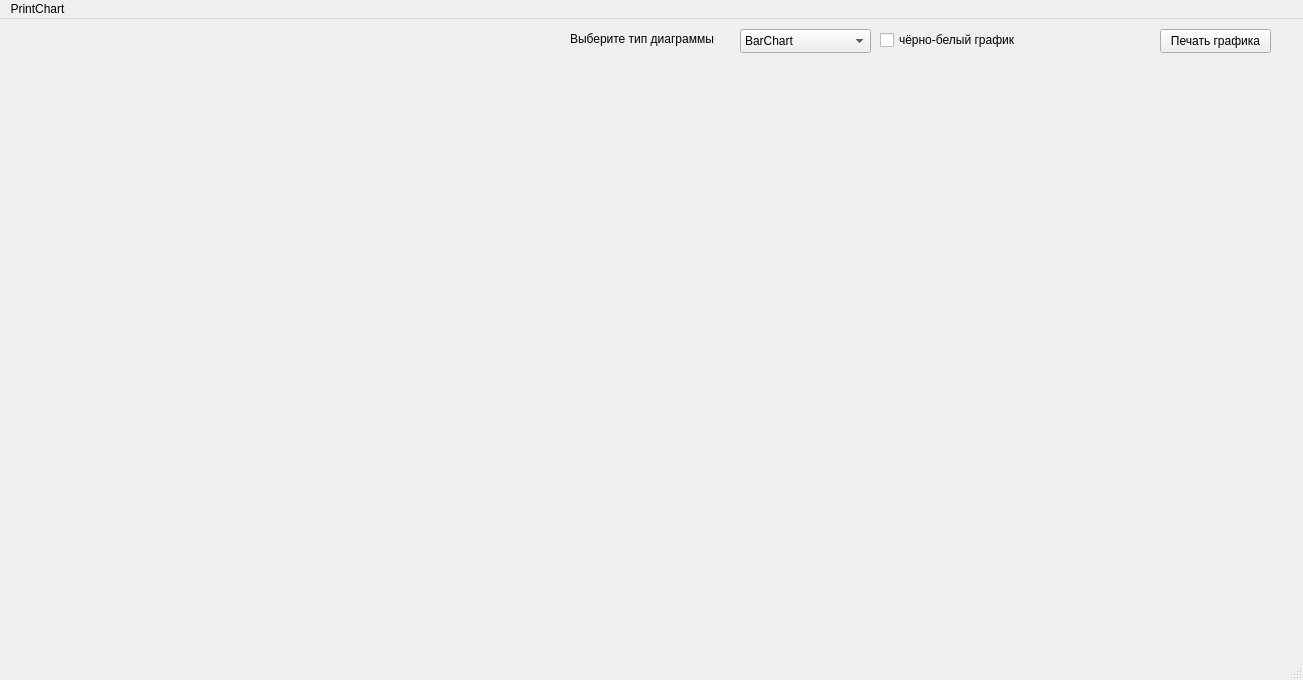
Above: mainwindow.ui from Knikits/Lab_3 before the change. Below: the same form after it.
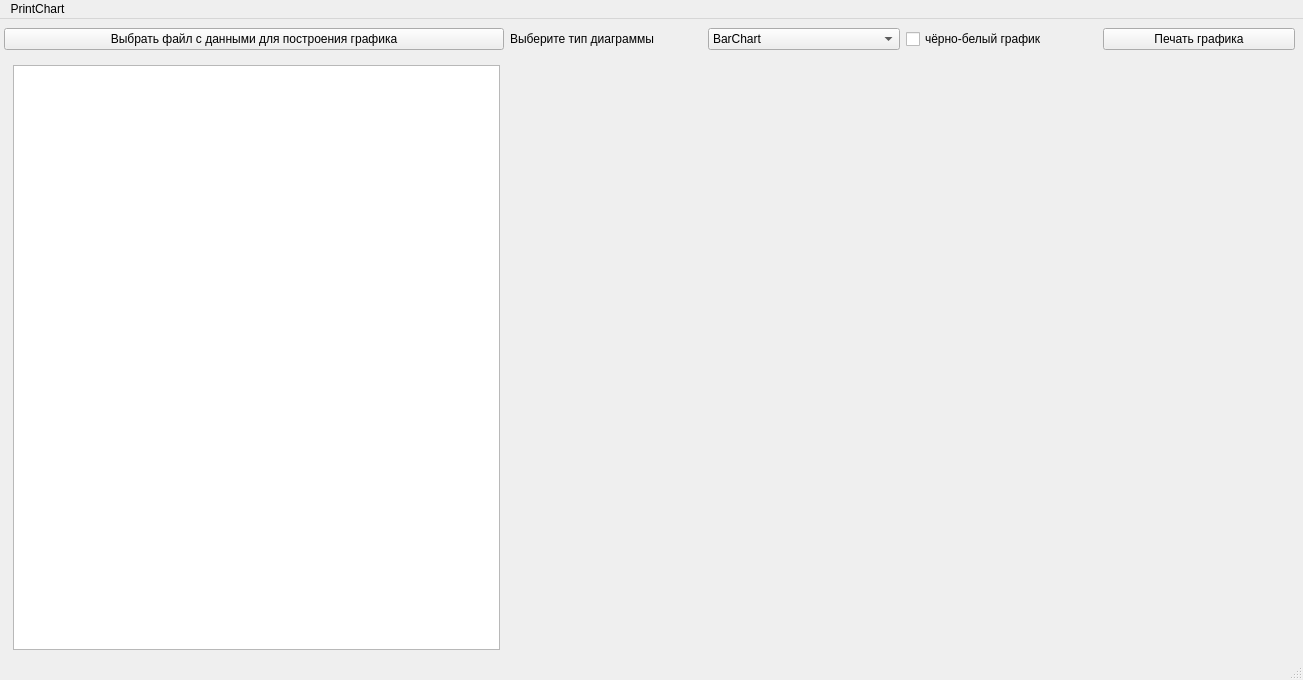
That is the form after the change.

Commit message: Create layout for ui

Patch:
```diff
--- a/mainwindow.ui
+++ b/mainwindow.ui
@@ -10,6 +10,12 @@
     <height>680</height>
    </rect>
   </property>
+  <property name="minimumSize">
+   <size>
+    <width>30</width>
+    <height>0</height>
+   </size>
+  </property>
   <property name="windowTitle">
    <string>MainWindow</string>
   </property>
@@ -17,49 +23,43 @@
    <widget class="QWidget" name="horizontalLayoutWidget">
     <property name="geometry">
      <rect>
-      <x>570</x>
-      <y>50</y>
-      <width>701</width>
-      <height>561</height>
+      <x>4</x>
+      <y>9</y>
+      <width>1291</width>
+      <height>631</height>
      </rect>
     </property>
-    <layout class="QHBoxLayout" name="horizontalLayout"/>
-   </widget>
-   <widget class="QPushButton" name="pushButton">
-    <property name="geometry">
-     <rect>
-      <x>1160</x>
-      <y>10</y>
-      <width>111</width>
-      <height>24</height>
-     </rect>
+    <layout class="QVBoxLayout" name="verticalLayout_5">
+     <item>
+      <layout class="QHBoxLayout" name="horizontalLayout_5">
+       <item>
+        <widget class="QPushButton" name="pushButton_2">
+         <property name="minimumSize">
+          <size>
+           <width>500</width>
+           <height>0</height>
+          </size>
     </property>
     <property name="text">
-     <string>Печать графика</string>
-    </property>
-   </widget>
-   <widget class="QCheckBox" name="checkBox">
-    <property name="geometry">
-     <rect>
-      <x>880</x>
-      <y>10</y>
-      <width>181</width>
-      <height>22</height>
-     </rect>
+          <string>Выбрать файл с данными для построения графика</string>
+         </property>
+        </widget>
+       </item>
+       <item>
+        <widget class="QLabel" name="label">
+         <property name="minimumSize">
+          <size>
+           <width>100</width>
+           <height>0</height>
+          </size>
     </property>
     <property name="text">
-     <string>чёрно-белый график</string>
-    </property>
-   </widget>
+          <string>Выберите тип диаграммы</string>
+         </property>
+        </widget>
+       </item>
+       <item>
    <widget class="QComboBox" name="comboBox">
-    <property name="geometry">
-     <rect>
-      <x>740</x>
-      <y>10</y>
-      <width>131</width>
-      <height>24</height>
-     </rect>
-    </property>
     <item>
      <property name="text">
       <string>BarChart</string>
@@ -71,18 +71,52 @@
      </property>
     </item>
    </widget>
-   <widget class="QLabel" name="label">
-    <property name="geometry">
-     <rect>
-      <x>570</x>
-      <y>10</y>
-      <width>161</width>
-      <height>20</height>
-     </rect>
-    </property>
+       </item>
+       <item>
+        <widget class="QCheckBox" name="checkBox">
+         <property name="text">
+          <string>чёрно-белый график</string>
+         </property>
+        </widget>
+       </item>
+       <item>
+        <widget class="QPushButton" name="pushButton">
     <property name="text">
-     <string>Выберите тип диаграммы</string>
-    </property>
+          <string>Печать графика</string>
+         </property>
+        </widget>
+       </item>
+      </layout>
+     </item>
+     <item>
+      <widget class="QFrame" name="horizontalFrame_2">
+       <layout class="QHBoxLayout" name="horizontalLayout_8">
+        <item>
+         <layout class="QHBoxLayout" name="horizontalLayout_9">
+          <item>
+           <layout class="QHBoxLayout" name="horizontalLayout_10">
+            <item>
+             <widget class="QTableWidget" name="tableWidget"/>
+            </item>
+            <item>
+             <widget class="QFrame" name="horizontalFrame_4">
+              <property name="minimumSize">
+               <size>
+                <width>780</width>
+                <height>500</height>
+               </size>
+              </property>
+              <layout class="QHBoxLayout" name="horizontalLayout_11"/>
+             </widget>
+            </item>
+           </layout>
+          </item>
+         </layout>
+        </item>
+       </layout>
+      </widget>
+     </item>
+    </layout>
    </widget>
   </widget>
   <widget class="QMenuBar" name="menubar">
```
Left out of the diff: 2 changed lines with no effect on the pictures. Lines whose indentation alone changed are shown as unchanged. The commit also changes 3 other files.
